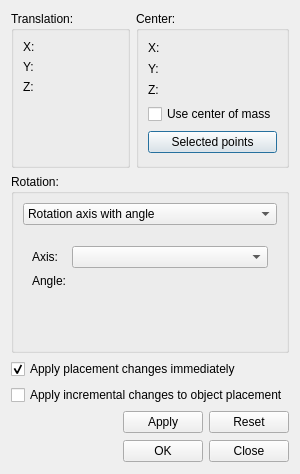
Above: src/Gui/Placement.ui from berndhahnebach/All_FreeCAD before the change. Below: the same form after it.
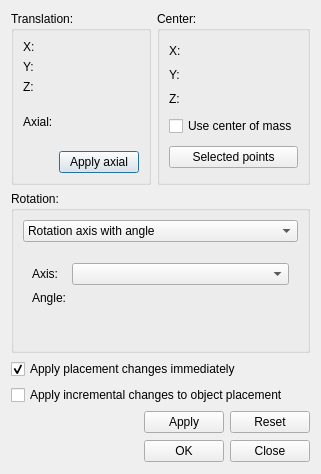
That is the form after the change. Custom widgets are drawn as their Qt base class.

Commit message: add axial movement to placement dialog

What changed in the file:
```diff
--- a/src/Gui/Placement.ui
+++ b/src/Gui/Placement.ui
@@ -45,6 +45,19 @@
         </property>
        </spacer>
       </item>
+      <item row="4" column="0">
+      <widget class="QLabel" name="TextLabelAxial">
+       <property name="sizePolicy">
+        <sizepolicy hsizetype="Fixed" vsizetype="Fixed">
+         <horstretch>0</horstretch>
+         <verstretch>0</verstretch>
+        </sizepolicy>
+       </property>
+       <property name="text">
+        <string>Axial:</string>
+       </property>
+      </widget>
+     </item>
       <item row="3" column="0">
        <widget class="QLabel" name="TextLabelZ">
         <property name="sizePolicy">
@@ -93,6 +106,16 @@
       <item row="3" column="1">
        <widget class="Gui::QuantitySpinBox" name="zPos"/>
       </item>
+      <item row="4" column="1">
+       <widget class="Gui::QuantitySpinBox" name="axialPos"/>
+      </item>
+      <item row="5" column="1">
+       <widget class="QPushButton" name="applyAxial">
+       <property name="text">
+        <string>Apply axial</string>
+       </property>
+       </widget>
+      </item>
      </layout>
     </widget>
    </item>
```
The commit also changes 2 other files.
